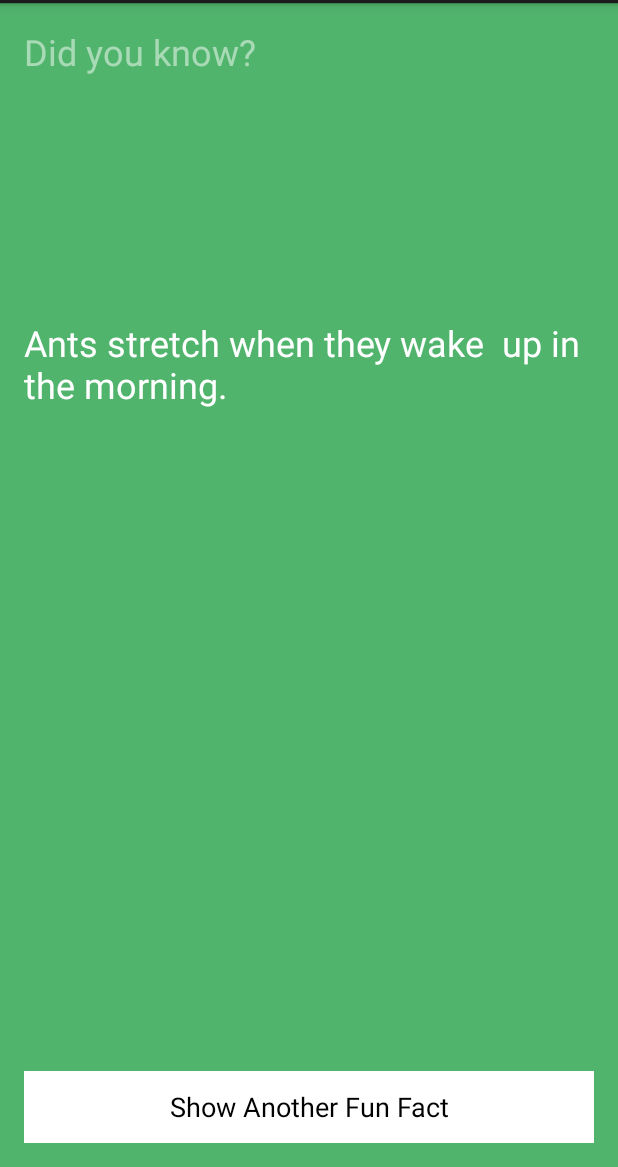
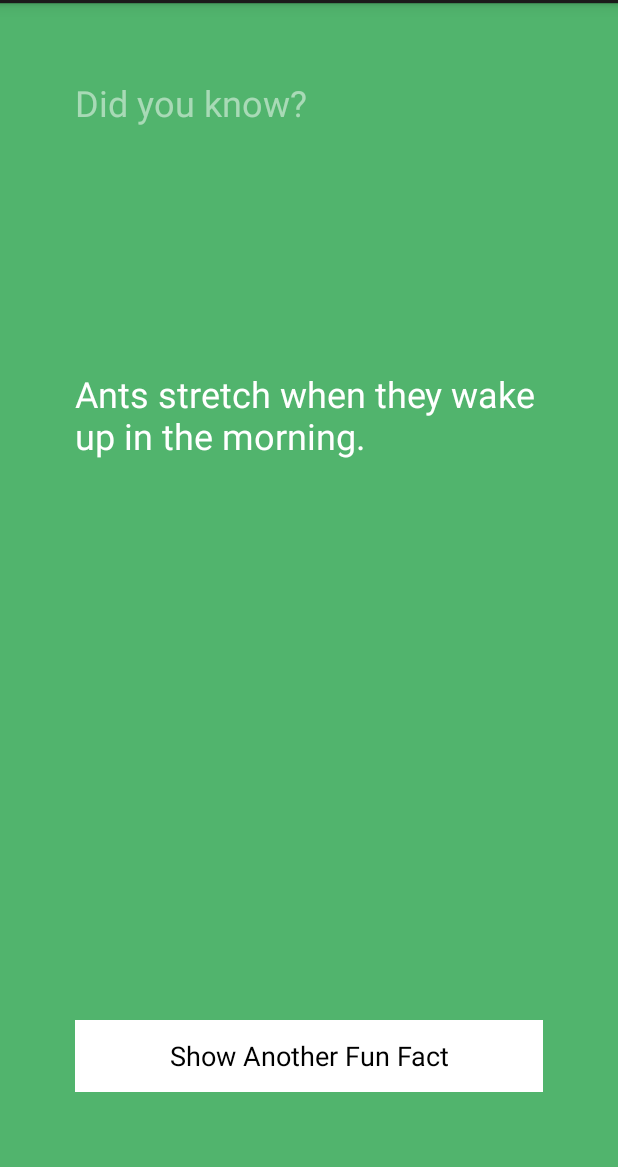
Before and after one commit to IbraDirir/FunFactsApp, an Android app: the screen it shows after launch (FunFactsActivity), on a phone screen of 412 x 824 dp, the part 69-1236 px from its top. Run offline under Robolectric (Android 15) with nearby library versions, the phone set to English and light mode, and no system bars.

Commit message:
setting padding

```diff
--- a/app/src/main/res/layout/activity_fun_facts.xml
+++ b/app/src/main/res/layout/activity_fun_facts.xml
@@ -7,7 +7,8 @@
     android:paddingTop="@dimen/activity_vertical_margin"
     android:paddingBottom="@dimen/activity_vertical_margin"
     tools:context=".FunFactsActivity"
-    android:background="#ff51b46d">
+    android:background="#ff51b46d"
+    android:clickable="false">
 
     <TextView
         android:text="Did you know?"
--- a/app/src/main/res/values/dimens.xml
+++ b/app/src/main/res/values/dimens.xml
@@ -1,5 +1,5 @@
 <resources>
     <!-- Default screen margins, per the Android Design guidelines. -->
-    <dimen name="activity_horizontal_margin">16dp</dimen>
-    <dimen name="activity_vertical_margin">16dp</dimen>
+    <dimen name="activity_horizontal_margin">50dp</dimen>
+    <dimen name="activity_vertical_margin">50dp</dimen>
 </resources>
```
